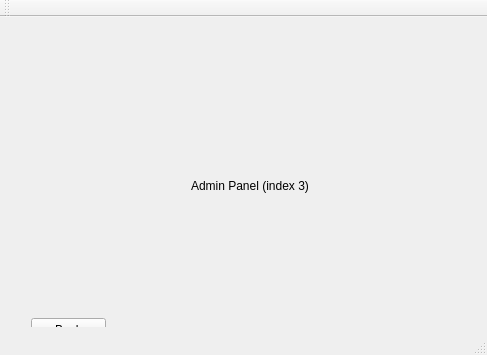
Qt form mainwindow.ui (datowlcs/TCMProject) before a commit.
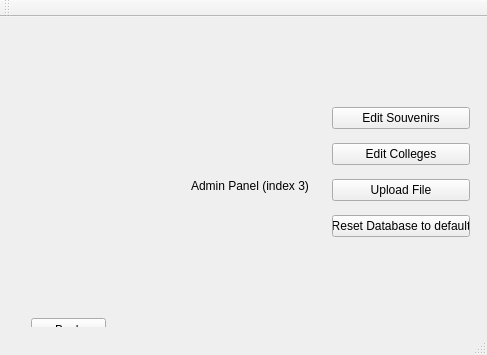
The same form after that commit. The open tabs and pages were chosen to show the change.

What changed in the file:
```diff
--- a/mainwindow.ui
+++ b/mainwindow.ui
@@ -229,6 +229,46 @@
           <string>Back</string>
          </property>
         </widget>
+        <widget class="QWidget" name="verticalLayoutWidget_2">
+         <property name="geometry">
+          <rect>
+           <x>300</x>
+           <y>60</y>
+           <width>160</width>
+           <height>171</height>
+          </rect>
+         </property>
+         <layout class="QVBoxLayout" name="verticalLayout_2">
+          <item>
+           <widget class="QPushButton" name="pushButton_8">
+            <property name="text">
+             <string>Edit Souvenirs</string>
+            </property>
+           </widget>
+          </item>
+          <item>
+           <widget class="QPushButton" name="pushButton_9">
+            <property name="text">
+             <string>Edit Colleges</string>
+            </property>
+           </widget>
+          </item>
+          <item>
+           <widget class="QPushButton" name="pushButton_10">
+            <property name="text">
+             <string>Upload File</string>
+            </property>
+           </widget>
+          </item>
+          <item>
+           <widget class="QPushButton" name="pushButton_11">
+            <property name="text">
+             <string>Reset Database to default</string>
+            </property>
+           </widget>
+          </item>
+         </layout>
+        </widget>
        </widget>
       </widget>
      </item>
```
Left out of the diff: 4 changed lines with no effect on the pictures.
